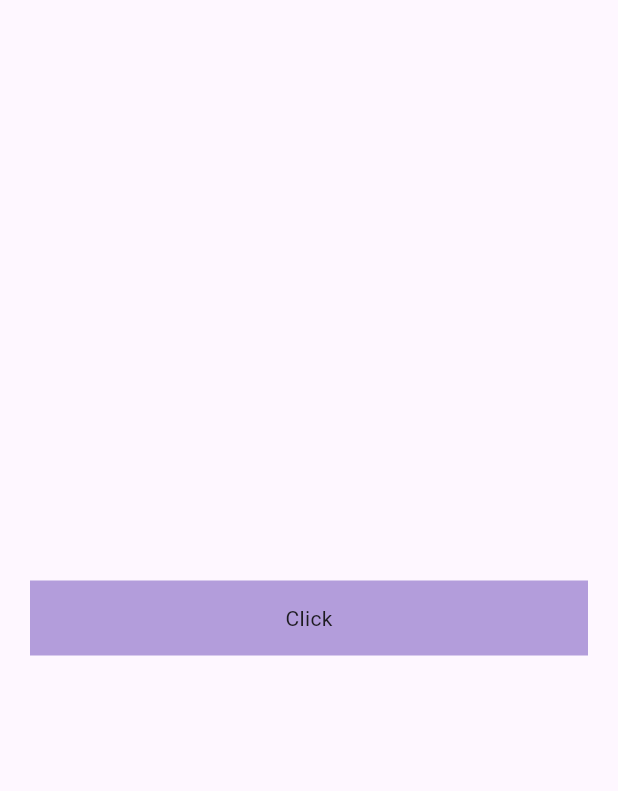
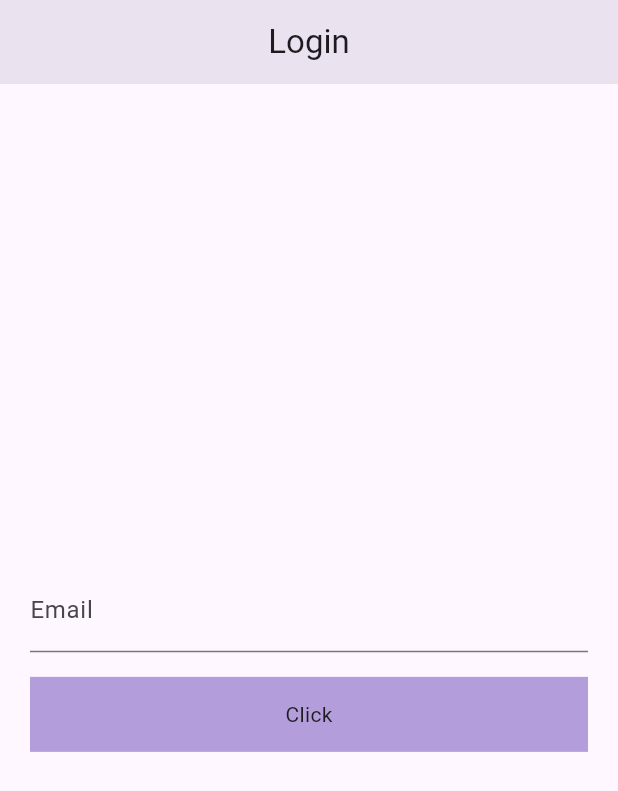
Before and after one commit to Repos-By-Aryan/Multi_Role_App, a Flutter app: the screen it shows after launch, after a tap on "Click", on a phone screen of 412 x 824 dp. Shown: the top 791 px of the screen. Run offline on Flutter 3.47's test engine with Material 2 defaults, Android fonts, the phone set to English and light mode, and no system bars; our stand-ins replace cached_network_image, shared_preferences; network calls fail.

Commit message:
Login UI

```diff
--- a/lib/login_screen.dart
+++ b/lib/login_screen.dart
@@ -11,25 +11,30 @@ class LoginScreen extends StatefulWidget {
 class _LoginScreenState extends State<LoginScreen> {
   @override
   Widget build(BuildContext context) {
+    final screenHeight = MediaQuery.of(context).size.height;
     return Scaffold(
+      appBar: AppBar(
+        title: Text('Login'),
+        centerTitle: true,
+        elevation: 10,
+      ),
       body: Padding(
         padding: const EdgeInsets.symmetric(horizontal: 20),
         child: Column(
           crossAxisAlignment: CrossAxisAlignment.center,
           mainAxisAlignment: MainAxisAlignment.center,
           children: [
+            TextFormField(
+              decoration:InputDecoration(
+                label: Text('Email'),
+              ),
+            ),
+            (screenHeight*0.02).ph,
             InkWell(
               onTap: ()async{
-                SharedPreferences sp = await SharedPreferences.getInstance();
-                sp.setString('name', 'Aryan');
-                sp.setInt('age', 20);
 
-
-                debugPrint(sp.getString('name'));
-                debugPrint(sp.getInt('age').toString());
               },
               child: Container(
-
                 height:50,
                 width: double.infinity,
                 color:Colors.deepPurple.shade200,
@@ -42,3 +47,8 @@ class _LoginScreenState extends State<LoginScreen> {
     );
   }
 }
+
+extension Spacing on num{
+  SizedBox get ph => SizedBox(height:toDouble(),);
+  SizedBox get pw => SizedBox(width:toDouble(),);
+}
--- a/lib/splash_screen.dart
+++ b/lib/splash_screen.dart
@@ -17,7 +17,7 @@ class _SplashScreenState extends State<SplashScreen> {
   void initState() {
     super.initState();
     Timer(Duration(seconds: 4), () {
-      Navigator.push(context, MaterialPageRoute(builder: (context) => LoginScreen(),),);
+      Navigator.pushReplacement(context, MaterialPageRoute(builder: (context) => LoginScreen(),),);
     });
   }
   @override
```
